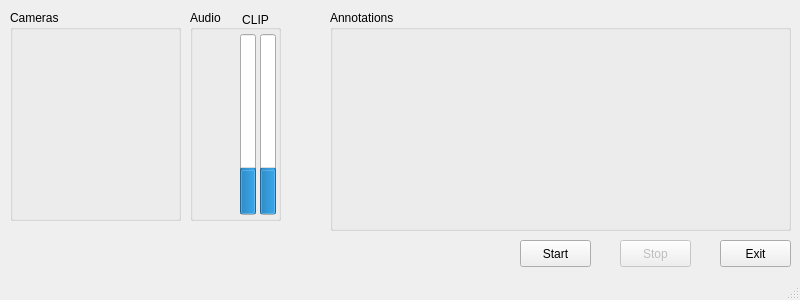
Old version of the form VideoRecStation/src/maindialog.ui in the repository andreyzhd/VideoMEG.
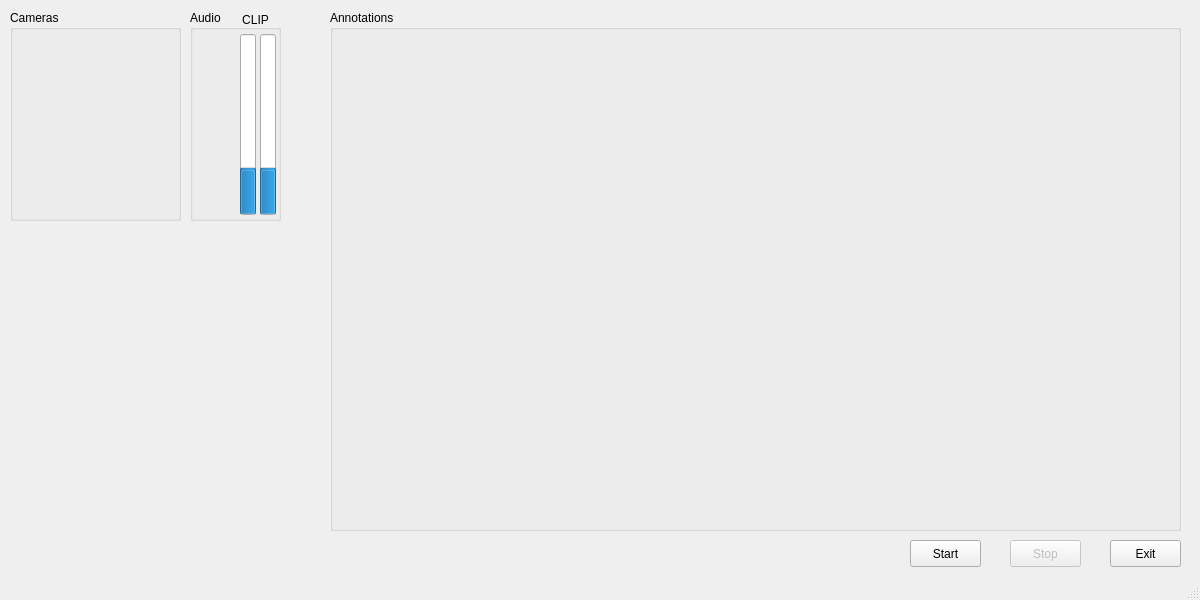
New version of the form. Custom widgets are drawn as their Qt base class.

Commit message: The markers' UI logic is done. No code for saving markers to disk yet.

The edit to the form file:
```diff
--- a/VideoRecStation/src/maindialog.ui
+++ b/VideoRecStation/src/maindialog.ui
@@ -6,8 +6,8 @@
    <rect>
     <x>0</x>
     <y>0</y>
-    <width>800</width>
-    <height>300</height>
+    <width>1200</width>
+    <height>600</height>
    </rect>
   </property>
   <property name="sizePolicy">
@@ -18,14 +18,14 @@
   </property>
   <property name="minimumSize">
    <size>
-    <width>800</width>
-    <height>300</height>
+    <width>1200</width>
+    <height>600</height>
    </size>
   </property>
   <property name="maximumSize">
    <size>
-    <width>800</width>
-    <height>300</height>
+    <width>1200</width>
+    <height>600</height>
    </size>
   </property>
   <property name="windowTitle">
@@ -35,8 +35,8 @@
    <widget class="QPushButton" name="startButton">
     <property name="geometry">
      <rect>
-      <x>520</x>
-      <y>240</y>
+      <x>910</x>
+      <y>540</y>
       <width>71</width>
       <height>27</height>
      </rect>
@@ -51,8 +51,8 @@
     </property>
     <property name="geometry">
      <rect>
-      <x>620</x>
-      <y>240</y>
+      <x>1010</x>
+      <y>540</y>
       <width>71</width>
       <height>27</height>
      </rect>
@@ -191,8 +191,8 @@
    <widget class="QPushButton" name="exitButton">
     <property name="geometry">
      <rect>
-      <x>720</x>
-      <y>240</y>
+      <x>1110</x>
+      <y>540</y>
       <width>71</width>
       <height>27</height>
      </rect>
@@ -206,8 +206,8 @@
      <rect>
       <x>330</x>
       <y>10</y>
-      <width>461</width>
-      <height>221</height>
+      <width>851</width>
+      <height>521</height>
      </rect>
     </property>
     <property name="title">
@@ -218,8 +218,8 @@
       <rect>
        <x>0</x>
        <y>30</y>
-       <width>461</width>
-       <height>191</height>
+       <width>851</width>
+       <height>491</height>
       </rect>
      </property>
     </widget>
```
Left out of the diff: 7 changed lines with no effect on the pictures. The commit also changes 4 other files.
